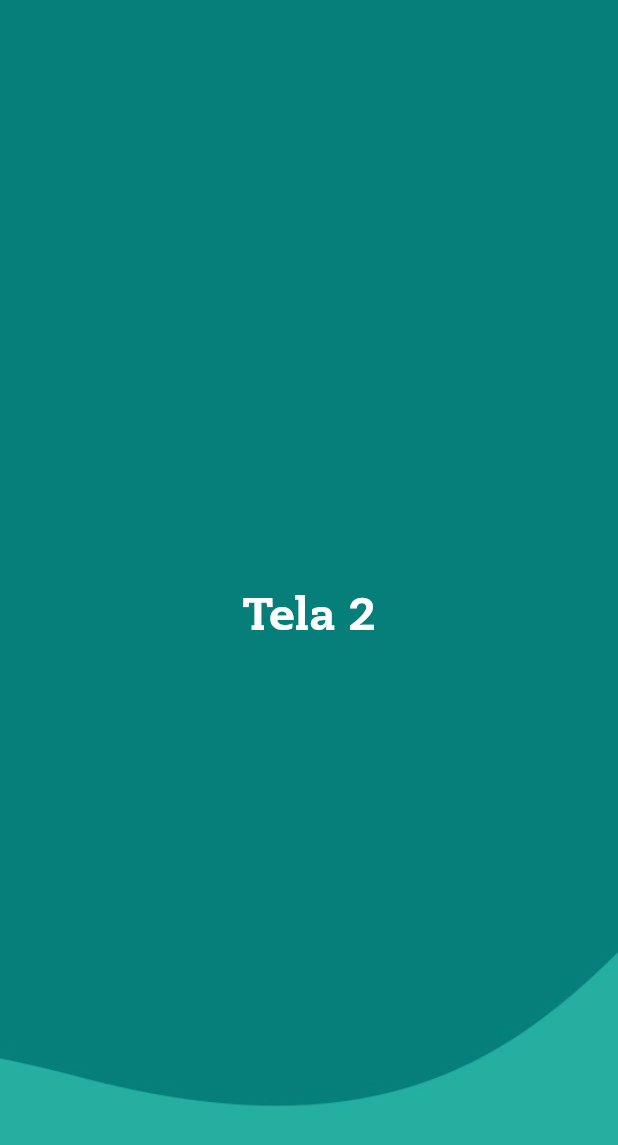
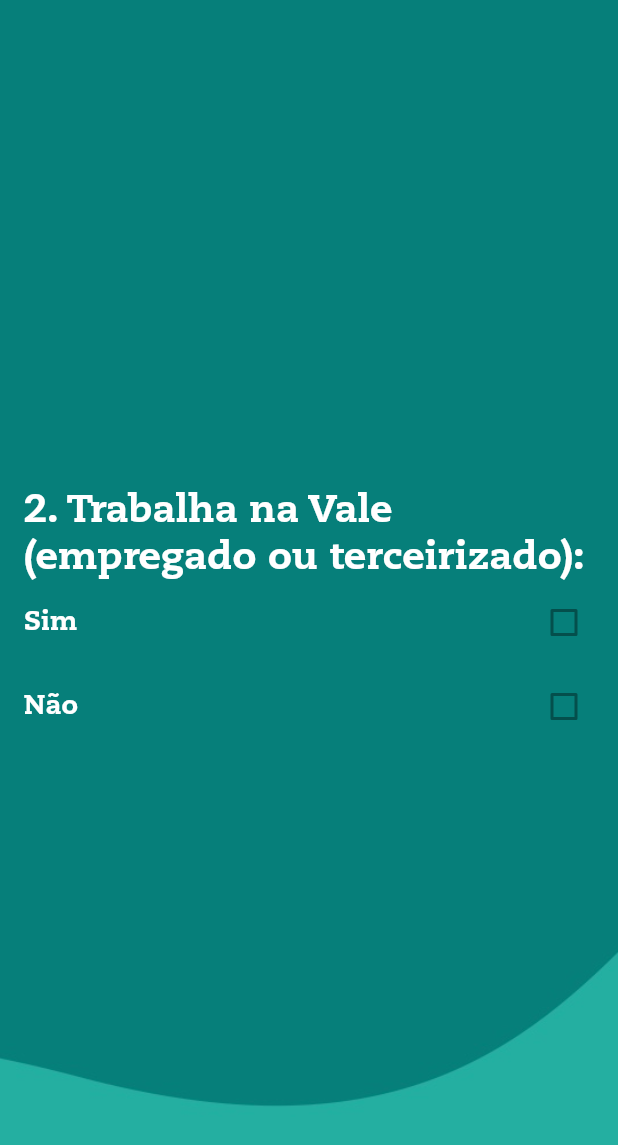
Before and after one commit to christian-de-ornellas/zoo-botanic, a Flutter app: the AskOne screen opened directly, after a tap on "1. Onde você mora?", on a phone screen of 412 x 824 dp. Shown: the top 1145 px of the screen. Run offline on Flutter 3.47's test engine with Material 2 defaults, Android fonts, the light colour scheme and no system bars.

Commit message:
Questions and Asks created.

```diff
--- a/lib/main.dart
+++ b/lib/main.dart
@@ -3,12 +3,7 @@
 
 main() => runApp(App());
 
-class App extends StatefulWidget {
-  @override
-  _AppState createState() => _AppState();
-}
-
-class _AppState extends State<App> {
+class App extends StatelessWidget {
   @override
   Widget build(BuildContext context) {
     return MaterialApp(
--- a/lib/screens/askOne.dart
+++ b/lib/screens/askOne.dart
@@ -1,5 +1,7 @@
 import 'package:flutter/material.dart';
 import 'package:zoo_botanico_vale/screens/askSecond.dart';
+import 'package:zoo_botanico_vale/widgets/CheckAsk.dart';
+import 'package:zoo_botanico_vale/widgets/Question.dart';
 
 class AskOne extends StatelessWidget {
   @override
@@ -12,9 +14,11 @@
             fit: BoxFit.cover,
           ),
         ),
-        child: Center(
+        child: SizedBox(
+          width: double.infinity,
           child: Column(
             mainAxisAlignment: MainAxisAlignment.center,
+            crossAxisAlignment: CrossAxisAlignment.start,
             children: <Widget>[
               FlatButton(
                 onPressed: () {
@@ -24,25 +28,13 @@
                   );
                 },
                 splashColor: Colors.teal,
-                child: Text(
-                  "1. Onde você mora?",
-                  style: TextStyle(
-                      fontSize: 30,
-                      fontFamily: "Caecilia",
-                      color: Colors.white),
-                ),
+                child: Question(question: "1. Onde você mora?"),
               ),
-              CheckboxListTile(
-                  subtitle: Text("data"),
-                  title: Text(
-                    "Parepebus",
-                    style: TextStyle(
-                        fontSize: 18,
-                        fontFamily: "Caecilia",
-                        color: Colors.white),
-                  ),
-                  value: false,
-                  onChanged: null)
+              CheckAsk(text: "Parauapebas"),
+              CheckAsk(text: "Canaã dos Carajás"),
+              CheckAsk(text: "Marabá"),
+              CheckAsk(text: "Belém"),
+              CheckAsk(text: "Outro"),
             ],
           ),
         ),
--- a/lib/screens/askSecond.dart
+++ b/lib/screens/askSecond.dart
@@ -1,5 +1,7 @@
 import 'package:flutter/material.dart';
 import 'package:zoo_botanico_vale/screens/askTree.dart';
+import 'package:zoo_botanico_vale/widgets/CheckAsk.dart';
+import 'package:zoo_botanico_vale/widgets/Question.dart';
 
 class AskSecond extends StatelessWidget {
   @override
@@ -12,8 +14,13 @@
             fit: BoxFit.cover,
           ),
         ),
-        child: Center(
-          child: FlatButton(
+        child: SizedBox(
+          width: double.infinity,
+          child: Column(
+            mainAxisAlignment: MainAxisAlignment.center,
+            crossAxisAlignment: CrossAxisAlignment.start,
+            children: <Widget>[
+              FlatButton(
                 onPressed: () {
                   Navigator.push(
                     context,
@@ -21,11 +28,13 @@
                   );
                 },
                 splashColor: Colors.teal,
-            child: Text(
-              "Tela 2",
-              style: TextStyle(
-                  fontSize: 30, fontFamily: "Caecilia", color: Colors.white),
+                child: Question(
+                    question:
+                        "2. Trabalha na Vale (empregado ou terceirizado):"),
               ),
+              CheckAsk(text: "Sim"),
+              CheckAsk(text: "Não"),
+            ],
           ),
         ),
       ),
--- /dev/null
+++ b/lib/widgets/CheckAsk.dart
@@ -0,0 +1,21 @@
+import 'package:flutter/material.dart';
+
+class CheckAsk extends StatelessWidget {
+  final String text;
+
+  CheckAsk({@required this.text});
+
+  @override
+  Widget build(BuildContext context) {
+    return Container(
+      child: CheckboxListTile(
+          title: Text(
+            text,
+            style: TextStyle(
+                fontSize: 18, fontFamily: "Caecilia", color: Colors.white),
+          ),
+          value: false,
+          onChanged: null),
+    );
+  }
+}
--- /dev/null
+++ b/lib/widgets/Question.dart
@@ -0,0 +1,18 @@
+import 'package:flutter/material.dart';
+
+class Question extends StatelessWidget {
+  final String question;
+
+  Question({@required this.question});
+
+  @override
+  Widget build(BuildContext context) {
+    return Container(
+      child: Text(
+        question,
+        style: TextStyle(
+            fontSize: 26, fontFamily: "Caecilia", color: Colors.white),
+      ),
+    );
+  }
+}
```
Also changed, not shown: lib/screens/askEigth.dart (+16 -8 lines), lib/screens/askFive.dart (+18 -6 lines), lib/screens/askFour.dart (+19 -6 lines), lib/screens/askNine.dart (deleted, +0 -34 lines), lib/screens/askSeven.dart (+14 -6 lines), lib/screens/askSix.dart (+18 -6 lines), lib/screens/askTen.dart (deleted, +0 -34 lines), lib/screens/askTree.dart (+15 -6 lines). Lines whose indentation alone changed are shown as unchanged.
